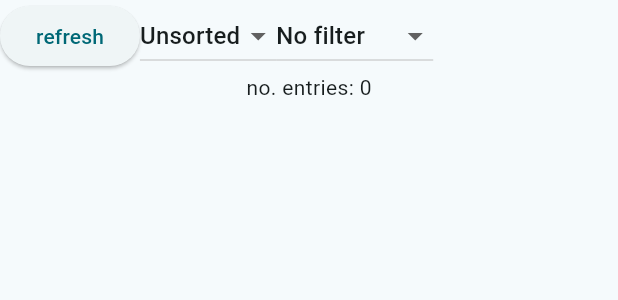
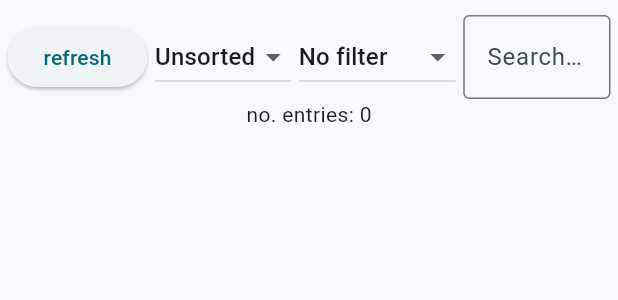
Before and after one commit to euph00/StreamScheduler, a Flutter app: the SubscriptionsPage widget shown alone on an empty page, opened directly, on a phone screen of 412 x 824 dp. Shown: the top 300 px of the screen. Run offline on Flutter 3.47's test engine with Material 2 defaults, Android fonts, the phone set to English and light mode, and no system bars; our stand-ins replace auto_size_text, flutter_mobx, google_sign_in, mobx; missing offline and left inert: extension_google_sign_in_as_googleapis_auth, googleapis.

Commit message:
Implement search, filter and sort in subscriptions page

```diff
--- a/lib/src/model/sorted_observable_list.dart
+++ b/lib/src/model/filtered_sorted_observable_list.dart
@@ -1,22 +1,34 @@
 import 'package:mobx/mobx.dart';
 
-class SortedObservableList<T> extends ObservableList<T> {
+class FilteredSortedObservableList<T> extends ObservableList<T> {
 
   Comparator<T> comparator = (a, b) => 0; // default comparator: unsorted, all elements equal
+  bool Function(T) filter = (element) => true; // default filter: lets everything through
 
   void setComparator(Comparator<T> comparator) {
     this.comparator = comparator;
     super.sort(comparator);
   }
 
+  void setFilter(bool Function(T) filter) {
+    this.filter = filter;
+    Iterable<T> filtered = super.where(filter);
+    super.clear();
+    this.addAll(filtered);
+  }
+
   @override
   void add(T element) {
+    if (!filter(element)) {
+      return;
+    }
     super.add(element);
     super.sort(comparator);
   }
 
   @override
   void addAll(Iterable<T> iterable) {
+    iterable = iterable.where(filter);
     super.addAll(iterable);
     super.sort(comparator);
   }
--- a/lib/src/model/shared_app_state.dart
+++ b/lib/src/model/shared_app_state.dart
@@ -8,15 +8,15 @@ import 'subscription_item.dart';
 import 'channel_item.dart';
 import 'video_item.dart';
 import 'broadcast_item.dart';
-import 'sorted_observable_list.dart';
+import 'filtered_sorted_observable_list.dart';
 
 class SharedAppState extends ChangeNotifier {
   final SignInController signInController = SignInController();
   final YoutubeDataController youtubeDataController = YoutubeDataController();
   final ObservableList<SubscriptionItem> subscriptions =
       ObservableList<SubscriptionItem>();
-  final SortedObservableList<SubscriptionItem> displayedSubscriptions =
-      SortedObservableList<SubscriptionItem>();
+  final FilteredSortedObservableList<SubscriptionItem> displayedSubscriptions =
+      FilteredSortedObservableList<SubscriptionItem>();
   final HashSet<ChannelItem> _trackedChannels =
       HashSet<ChannelItem>.from(<ChannelItem>[]);
   final ObservableList<BroadcastItem> liveStreams =
--- a/lib/src/pages/subscriptions_page.dart
+++ b/lib/src/pages/subscriptions_page.dart
@@ -16,15 +16,22 @@ class SubscriptionsPage extends StatelessWidget {
 
     return Column(
       children: [
+        const SizedBox(height: 10,),
         Row(
           children: [
+            const SizedBox(width: 5,),
             ElevatedButton(
                 onPressed: () {
                   sharedState.updateSubscriptions();
                 },
                 child: Text("refresh")),
+            const SizedBox(width: 5),
             const _SortingDropdownButton(),
+            const SizedBox(width: 5),
             const _FilteringDropdownButton(),
+            const SizedBox(width: 5),
+            _SearchTextField(),
+            const SizedBox(width: 5,)
           ],
         ),
         Observer(
@@ -125,17 +132,18 @@ class __FilteringDropdownButtonState extends State<_FilteringDropdownButton> {
         switch (value) {
           case 'No filter':
           sharedState.displayedSubscriptions.clear();
+          sharedState.displayedSubscriptions.setFilter((element) => true); // no filter, allow all elements
           sharedState.displayedSubscriptions.addAll(sharedState.subscriptions);
             break;
           case 'Checked':
-            List<SubscriptionItem> checked = sharedState.subscriptions.where((element) => element.isChecked).toList();
             sharedState.displayedSubscriptions.clear();
-            sharedState.displayedSubscriptions.addAll(checked);
+            sharedState.displayedSubscriptions.setFilter((element) => element.isChecked);
+            sharedState.displayedSubscriptions.addAll(sharedState.subscriptions);
             break;
           case 'Unchecked':
-            List<SubscriptionItem> unchecked = sharedState.subscriptions.where((element) => !element.isChecked).toList();
             sharedState.displayedSubscriptions.clear();
-            sharedState.displayedSubscriptions.addAll(unchecked);
+            sharedState.displayedSubscriptions.setFilter((element) => !element.isChecked);
+            sharedState.displayedSubscriptions.addAll(sharedState.subscriptions);
             break;
           default:
             throw UnimplementedError("No such option for filtering: $filteringDropdownValue");
@@ -153,3 +161,57 @@ class __FilteringDropdownButtonState extends State<_FilteringDropdownButton> {
     );
   }
 }
+
+// Widget for searching by channel name
+class _SearchTextField extends StatefulWidget {
+  static const prompt = 'Search for a channel by name...';
+
+  @override
+  State<_SearchTextField> createState() => __SearchTextFieldState();
+}
+
+class __SearchTextFieldState extends State<_SearchTextField> {
+  late TextEditingController _controller;
+
+  @override
+  void initState() {
+    super.initState();
+    _controller = TextEditingController();
+  }
+
+  @override
+  void dispose() {
+    _controller.dispose();
+    super.dispose();
+  }
+
+  @override
+  Widget build(BuildContext context) {
+    var sharedState = context.watch<SharedAppState>();
+
+    return Expanded(
+
+      child: TextField(
+
+        controller: _controller,
+        onChanged: (String value) {
+          final pattern = RegExp(".*${value.toLowerCase()}.*");
+          Iterable<SubscriptionItem> matching = sharedState.subscriptions.where((element) => pattern.hasMatch(element.getChannelTitle().toLowerCase()));
+          sharedState.displayedSubscriptions.clear();
+          sharedState.displayedSubscriptions.addAll(matching);
+
+          _controller.value = TextEditingValue(
+            text: value,
+            selection: TextSelection.fromPosition(
+              TextPosition(offset: value.characters.length)
+            )
+          );
+        },
+        decoration: const InputDecoration(
+          border: OutlineInputBorder(),
+          labelText: _SearchTextField.prompt,
+        ),
+      ),
+    );
+  }
+}
```
